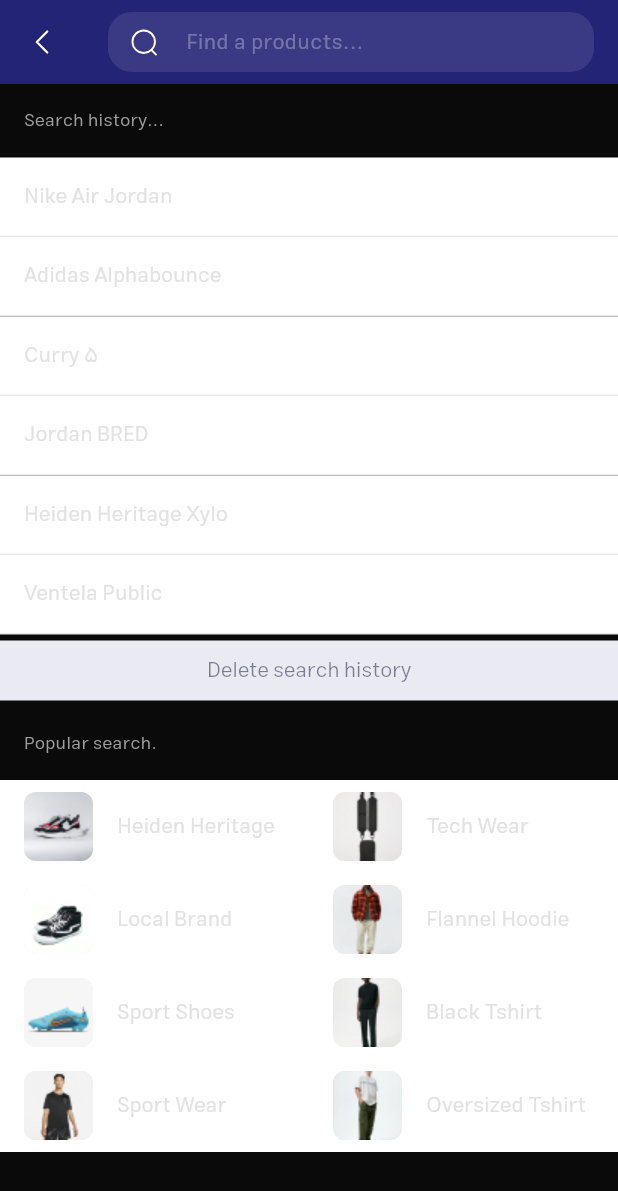
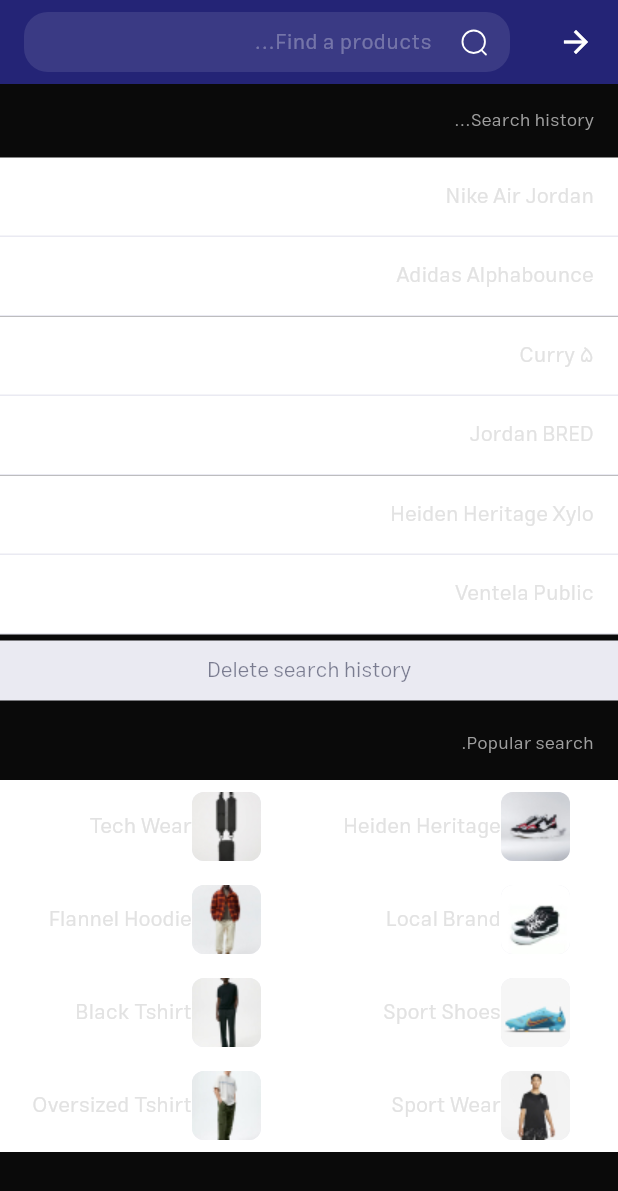
Before and after one commit to persianball/PersianballUIV3, a Flutter app: the SearchPage screen opened directly, on a phone screen of 412 x 824 dp. Shown: the top 1191 px of the screen. Run offline on Flutter 3.47's test engine with Material 3 defaults, Android fonts, the phone set to English and light mode, and no system bars; our stand-ins replace app_links, cached_network_image, carousel_slider, chewie, equatable, flutter_bloc and 9 more; missing offline and left inert: flutter_html_table; accounts and stored records are empty; network calls fail.

Commit message:
fix(ui): ترنزیشن یکدست محو + سر خوردن از بالا برای ورود/خروج همه‌ی صفحات
اپ لوکیل/جهت سراسری ست نمی‌کرد، پس جهت پیش‌فرض فلاتر (LTR) حاکم بود و هر
صفحه مجبور بود خودش را دستی در Directionality(rtl) بپیچد؛ خیلی جاها این
فراموش شده بود یا فقط بدنه را می‌پیچید نه AppBar را، و دکمه‌ی برگشت که بر
اساس همین جهت تصمیم می‌گیرد کدام‌طرف باشد، برای صفحاتی که واقعاً push
شده‌اند (نه تب‌های پایین که back واقعی ندارند) گاهی سمت چپ می‌افتاد.

- یک builder سراسری در MaterialApp کل اپ (همه‌ی روت‌ها) را در
  Directionality(rtl) می‌پیچد؛ Directionality(rtl) تکراری که صفحات خودشان
  دارند بی‌ضرر و اضافی می‌ماند.
- چند دکمه‌ی برگشت دستی که برای دورزدن نبود جهت سراسری از Icons.arrow_forward
  استفاده می‌کردند (که دیگر لازم نبود) به Icons.arrow_back استاندارد
  برگشتند؛ آیکون SVG ثابت Arrow-left.svg در دو صفحه که خودش را با جهت
  تطبیق نمی‌داد با Icons.arrow_back (که خودکار تطبیق می‌شود) جایگزین شد.
- تأیید شد: صفحاتی با back واقعی (مثل «مقایسه محصولات»، «اعلان‌ها») حالا
  درست سمت راست هستند؛ تب‌های پایین ناوبری (مثل فروشگاه) اصلاً back واقعی
  ندارند (canPop=false) و آیکون سمت چپی که در حین بررسی دیده شده بود ربطی
  به back نداشت.

Co-Authored-By: Claude Sonnet 5 <noreply@anthropic.com>

```diff
--- a/lib/views/screens/cart_page.dart
+++ b/lib/views/screens/cart_page.dart
@@ -86,7 +86,7 @@ class _CartPageState extends State<CartPage> {
           ),
           leading: IconButton(
             onPressed: () => Navigator.of(context).pop(),
-            icon: const Icon(Icons.arrow_forward, color: AppColor.onSurface),
+            icon: const Icon(Icons.arrow_back, color: AppColor.onSurface),
           ),
         ),
       ),
--- a/lib/views/screens/image_viewer.dart
+++ b/lib/views/screens/image_viewer.dart
@@ -24,7 +24,7 @@ class _ImageViewerState extends State<ImageViewer> {
           onPressed: () {
             Navigator.of(context).pop();
           },
-          icon: const Icon(Icons.arrow_forward, color: Colors.white),
+          icon: const Icon(Icons.arrow_back, color: Colors.white),
         ), systemOverlayStyle: SystemUiOverlayStyle.light,
       ),
       body: Stack(
--- a/lib/views/screens/login_page.dart
+++ b/lib/views/screens/login_page.dart
@@ -52,7 +52,7 @@ class _LoginPageState extends State<LoginPage> {
                 MaterialPageRoute(builder: (context) => PageSwitcher()),
                 ModalRoute.withName("/"));
           },
-          icon: Icon(Icons.arrow_forward, color: AppColor.onSurface),
+          icon: Icon(Icons.arrow_back, color: AppColor.onSurface),
         ),
       ),
       bottomNavigationBar: SafeArea(
--- a/lib/views/screens/otp_verification_page.dart
+++ b/lib/views/screens/otp_verification_page.dart
@@ -72,7 +72,7 @@ class _OTPVerificationPageState extends State<OTPVerificationPage> {
           onPressed: () {
             Navigator.of(context).pop();
           },
-          icon: Icon(Icons.arrow_forward, color: AppColor.onSurface),
+          icon: Icon(Icons.arrow_back, color: AppColor.onSurface),
         ),
       ),
       body: BlocProvider(
--- a/lib/views/screens/product_detail.dart
+++ b/lib/views/screens/product_detail.dart
@@ -540,7 +540,7 @@ class _ProductDetailPageState extends State<ProductDetailPage> with SingleTicker
                               children: [
                                 IconButton(
                                   onPressed: () => Navigator.of(context).pop(),
-                                  icon: const Icon(Icons.arrow_forward,
+                                  icon: const Icon(Icons.arrow_back,
                                       color: AppColor.onSurface),
                                 ),
                                 Expanded(
--- a/lib/views/screens/register_page.dart
+++ b/lib/views/screens/register_page.dart
@@ -56,7 +56,7 @@ class _RegisterPageState extends State<RegisterPage> {
           onPressed: () {
             Navigator.of(context).pop();
           },
-          icon: Icon(Icons.arrow_forward, color: AppColor.onSurface),
+          icon: Icon(Icons.arrow_back, color: AppColor.onSurface),
         ),
       ),
       bottomNavigationBar: SafeArea(
--- a/lib/views/screens/search_page.dart
+++ b/lib/views/screens/search_page.dart
@@ -27,10 +27,7 @@ class _SearchPageState extends State<SearchPage> {
         elevation: 0,
         leading: IconButton(
           onPressed: () => Navigator.of(context).pop(),
-          icon: SvgPicture.asset(
-            'assets/icons/Arrow-left.svg',
-            color: Colors.white,
-          ),
+          icon: const Icon(Icons.arrow_back, color: Colors.white),
         ),
         title: Container(
           height: 40,
--- a/lib/views/screens/search_result_page.dart
+++ b/lib/views/screens/search_result_page.dart
@@ -35,10 +35,7 @@ class _SearchResultPageState extends State<SearchResultPage> with TickerProvider
         elevation: 0,
         leading: IconButton(
           onPressed: () => Navigator.of(context).pop(),
-          icon: SvgPicture.asset(
-            'assets/icons/Arrow-left.svg',
-            color: Colors.white,
-          ),
+          icon: const Icon(Icons.arrow_back, color: Colors.white),
         ),
         actions: [
           IconButton(
```
Also changed, not shown: lib/main.dart (+12 -0 lines).
